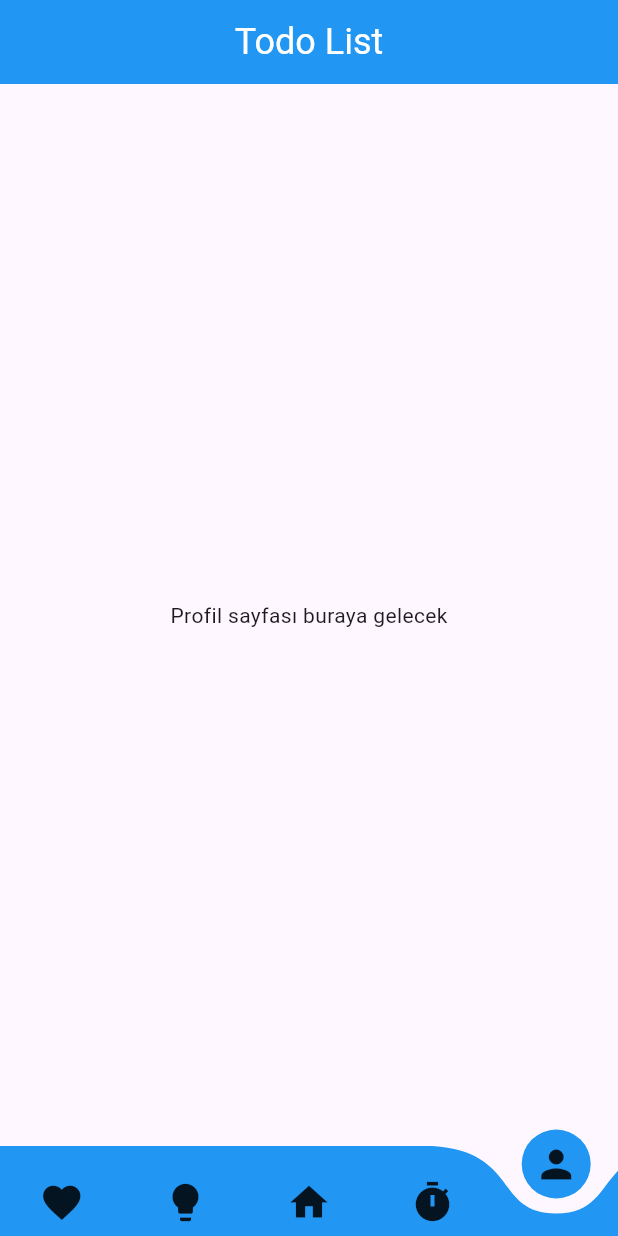
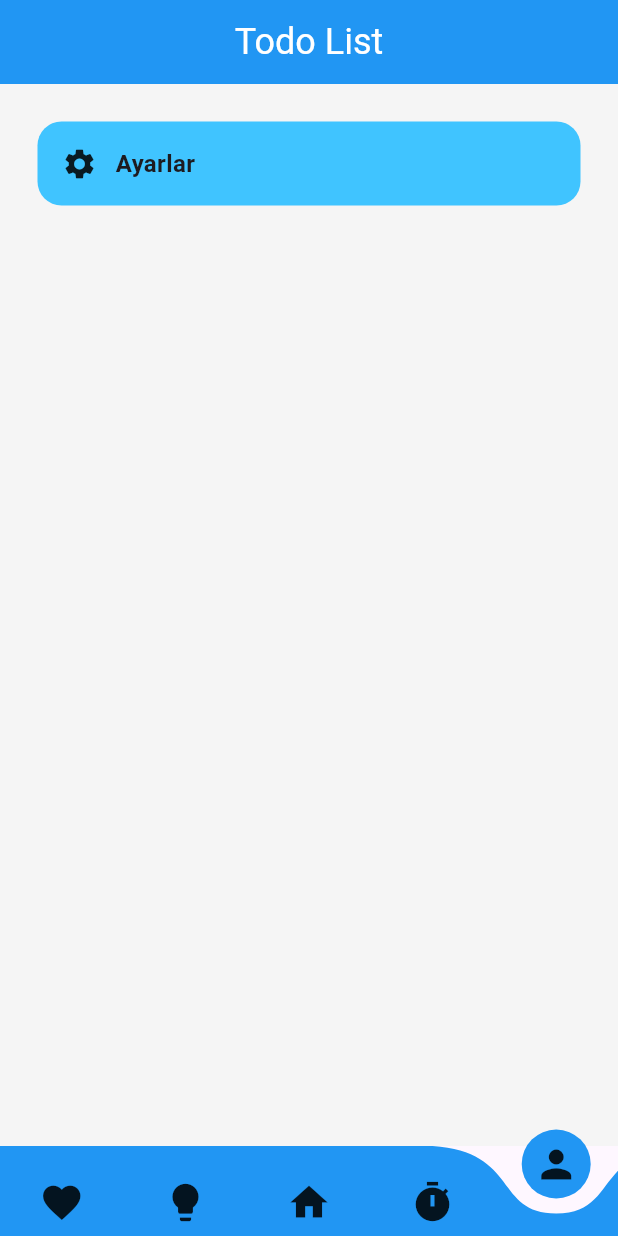
Before and after one commit to Berk2259/Todo-List, a Flutter app: the screen it shows after launch, item 5 of the bottom bar chosen, on a phone screen of 412 x 824 dp. Run offline on Flutter 3.47's test engine with Material 3 defaults, Android fonts, the phone set to English and light mode, and no system bars; drawn by our look-alikes of curved_navigation_bar; our stand-ins replace hive, hive_flutter; accounts and stored records are empty.

Commit message:
card yapısı

```diff
--- a/lib/Screen/HomeScreen.dart
+++ b/lib/Screen/HomeScreen.dart
@@ -84,7 +84,12 @@ class _HomeScreenState extends State<HomeScreen> {
                   itemBuilder: (context, index) {
                     final todo = box.getAt(index)!;
 
-                    return ListTile(
+                    return Card(
+                      elevation: 4,
+                      shape: RoundedRectangleBorder(
+                        borderRadius: BorderRadius.circular(12),
+                      ),
+                      child: ListTile(
                         leading: Checkbox(
                           //sol tarafa bir ckeckbox koyar
                           value: todo.isDone,
@@ -111,6 +116,7 @@ class _HomeScreenState extends State<HomeScreen> {
                                 index,
                               ), //tıklanınca _deleteTodo() çağrılır.
                         ),
+                      ),
                     );
                   },
                 );
--- a/lib/Screen/MotivationScreen.dart
+++ b/lib/Screen/MotivationScreen.dart
@@ -5,8 +5,6 @@ class MotivationScreen extends StatelessWidget {
 
   @override
   Widget build(BuildContext context) {
-    return Center(
-      child: Text('Motivasyon sayfası buraya gelecek'),
-    );
+    return Center(child: Text('Motivasyon sayfası buraya gelecek'));
   }
 }
--- a/lib/Screen/ProfilSceen.dart
+++ b/lib/Screen/ProfilSceen.dart
@@ -5,8 +5,44 @@ class ProfilScreen extends StatelessWidget {
 
   @override
   Widget build(BuildContext context) {
-    return Center(
-      child: Text('Profil sayfası buraya gelecek'),
+    return Scaffold(
+      body: Expanded(
+        child: Container(
+          padding: EdgeInsets.all(25),
+          color: Colors.grey[100],
+          child: Center(
+            child: Column(
+              children: [
+                Container(
+                  padding: EdgeInsets.all(16),
+                  decoration: BoxDecoration(
+                    color: Colors.lightBlueAccent,
+                    borderRadius: BorderRadius.circular(16),
+                  ),
+                  child: Row(
+                    children: [
+                      Icon(Icons.settings),
+                      SizedBox(width: 12),
+                      Column(
+                        crossAxisAlignment: CrossAxisAlignment.start,
+                        children: [
+                          Text(
+                            'Ayarlar',
+                            style: TextStyle(
+                              fontWeight: FontWeight.bold,
+                              fontSize: 16,
+                            ),
+                          ),
+                        ],
+                      ),
+                    ],
+                  ),
+                ),
+              ],
+            ),
+          ),
+        ),
+      ),
     );
   }
 }
```
Lines whose indentation alone changed are shown as unchanged.
